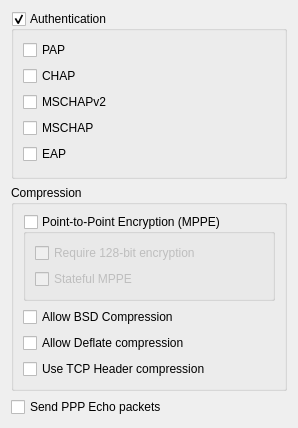
Old version of the form libs/ui/ppp.ui in the repository netrunner-debian-kde-extras/networkmanagement.
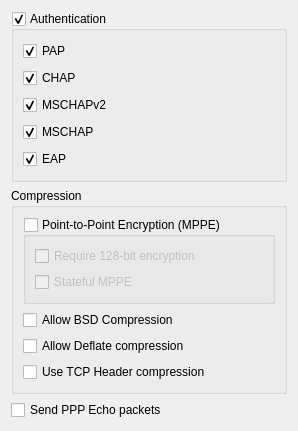
New version of the form.

```diff
--- a/libs/ui/ppp.ui
+++ b/libs/ui/ppp.ui
@@ -6,7 +6,7 @@
     <x>0</x>
     <y>0</y>
     <width>298</width>
-    <height>428</height>
+    <height>431</height>
    </rect>
   </property>
   <property name="windowTitle" >
@@ -27,6 +27,9 @@
         <property name="text" >
          <string>PAP</string>
         </property>
+        <property name="checked" >
+         <bool>true</bool>
+        </property>
        </widget>
       </item>
       <item>
@@ -34,6 +37,9 @@
         <property name="text" >
          <string>CHAP</string>
         </property>
+        <property name="checked" >
+         <bool>true</bool>
+        </property>
        </widget>
       </item>
       <item>
@@ -41,6 +47,9 @@
         <property name="text" >
          <string>MSCHAPv2</string>
         </property>
+        <property name="checked" >
+         <bool>true</bool>
+        </property>
        </widget>
       </item>
       <item>
@@ -48,6 +57,9 @@
         <property name="text" >
          <string>MSCHAP</string>
         </property>
+        <property name="checked" >
+         <bool>true</bool>
+        </property>
        </widget>
       </item>
       <item>
@@ -55,6 +67,9 @@
         <property name="text" >
          <string>EAP</string>
         </property>
+        <property name="checked" >
+         <bool>true</bool>
+        </property>
        </widget>
       </item>
      </layout>
```
Left out of the diff: 10 changed lines with no effect on the pictures.
